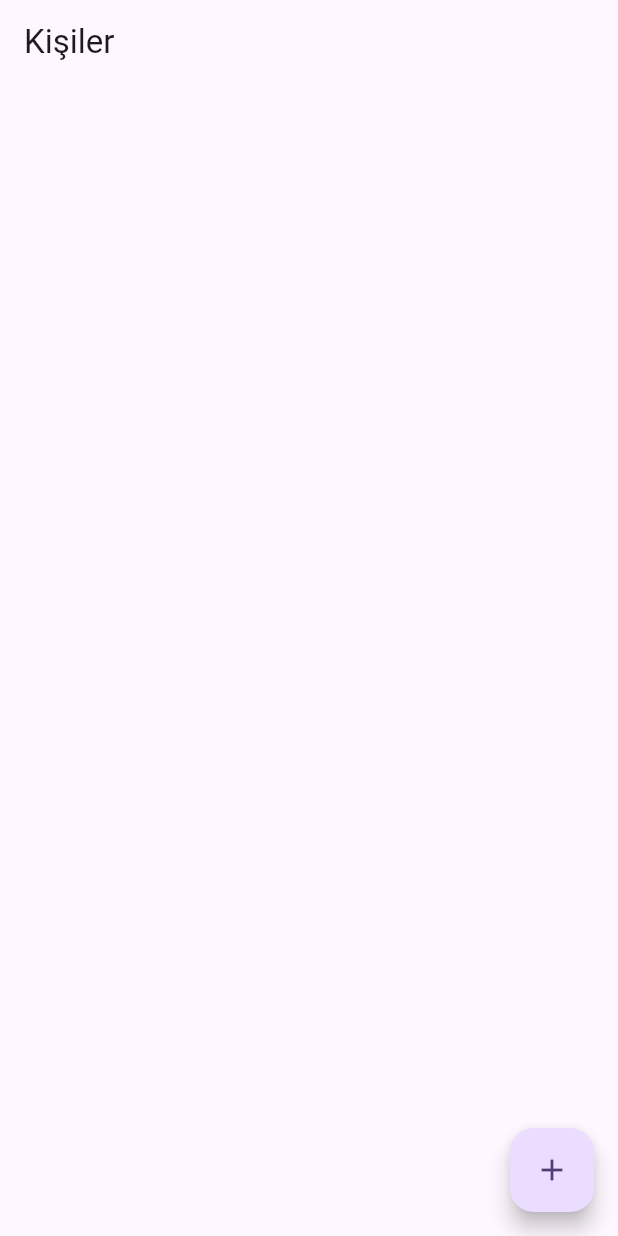
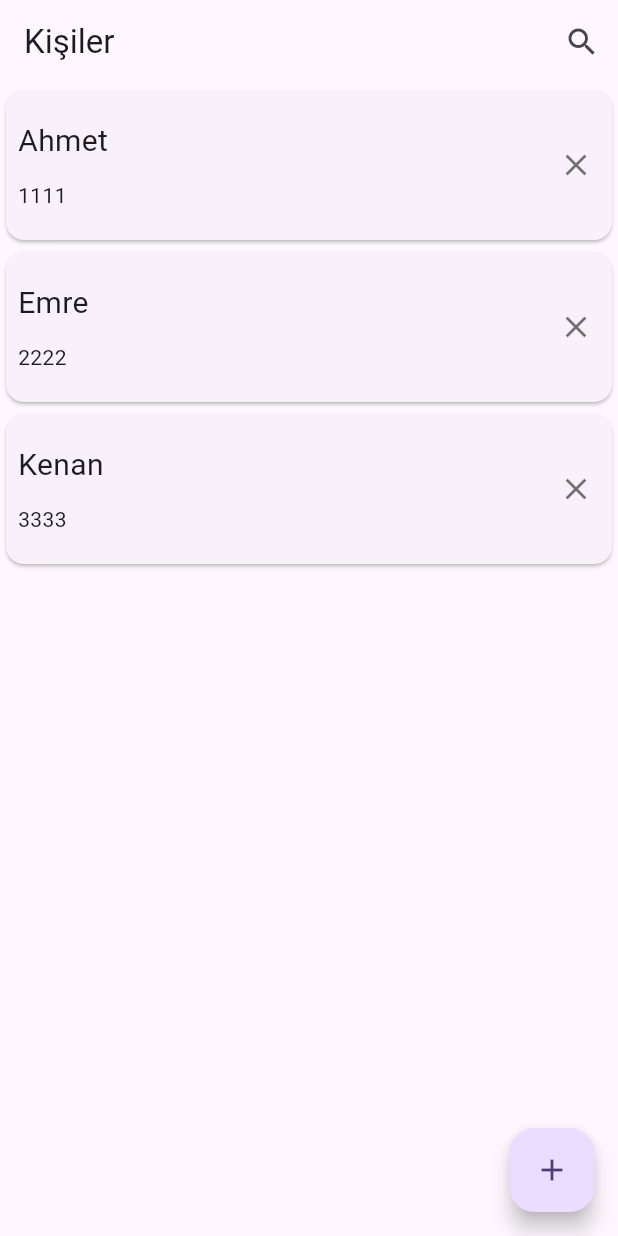
Before and after one commit to emretastekin/kisiler-uygulamasi, a Flutter app: the screen it shows after launch, on a phone screen of 412 x 824 dp. Run offline on Flutter 3.47's test engine with Material 3 defaults, Android fonts, the phone set to English and light mode, and no system bars.

Commit message:
Anasayfa ve detay sayfası değişti

```diff
--- a/kisiler_uygulamasi/lib/ui/views/anasayfa.dart
+++ b/kisiler_uygulamasi/lib/ui/views/anasayfa.dart
@@ -1,4 +1,6 @@
 import 'package:flutter/material.dart';
+import 'package:kisiler_uygulamasi/data/entity/kisiler.dart';
+import 'package:kisiler_uygulamasi/ui/views/detay_sayfa.dart';
 import 'package:kisiler_uygulamasi/ui/views/kayit_sayfa.dart';
 
 class Anasayfa extends StatefulWidget {
@@ -9,17 +11,94 @@ class Anasayfa extends StatefulWidget {
 }
 
 class _AnasayfaState extends State<Anasayfa> {
+  bool aramaYapiliyorMu = false;
+
+  Future<void> ara(String aramaKelimesi) async{
+    print("Kişi Ara : $aramaKelimesi");
+  }
+
+  Future<List<Kisiler>> kisileriYukle() async{
+    var kisilerListesi = <Kisiler>[];
+    var k1 = Kisiler(kisi_id: 1, kisi_ad: "Ahmet", kisi_tel: "1111");
+    var k2 = Kisiler(kisi_id: 2, kisi_ad: "Emre", kisi_tel: "2222");
+    var k3 = Kisiler(kisi_id: 3, kisi_ad: "Kenan", kisi_tel: "3333");
+    kisilerListesi.add(k1);
+    kisilerListesi.add(k2);
+    kisilerListesi.add(k3);
+
+    return kisilerListesi;
+  }
+
+
   @override
   Widget build(BuildContext context) {
     return Scaffold(
-      appBar: AppBar(title: const Text("Kişiler"),),
-      body: const Center(),
+      appBar: AppBar(
+        title: aramaYapiliyorMu ?
+        TextField(
+          decoration: const InputDecoration(hintText: "Ara"),
+          onChanged: (aramaSonucu){
+            ara(aramaSonucu);
+          },
+        ) :
+        const Text("Kişiler"),
+        actions: [
+          aramaYapiliyorMu ?
+          IconButton(onPressed: (){
+            setState(() {
+              aramaYapiliyorMu = false;
+            });
+          }, icon: const Icon(Icons.clear)) :
+          IconButton(onPressed: (){
+            setState(() {
+              aramaYapiliyorMu = true;
+            });
+          }, icon: const Icon(Icons.search))
+        ],
+      ),
+      body: FutureBuilder<List<Kisiler>>(
+        future: kisileriYukle(),
+        builder: (context,snapshot){
+          if(snapshot.hasData){
+            var kisilerListesi = snapshot.data;
+            return ListView.builder(
+              itemCount: kisilerListesi!.length,
+              itemBuilder: (context,indeks){ //0,1,2 (indeksler 0'dan başlar)
+                var kisi = kisilerListesi[indeks];
+                return Card(
+                  child: SizedBox(height: 100,
+                    child: Row(
+                      children: [
+                        Padding(
+                          padding: const EdgeInsets.all(8.0),
+                          child: Column(mainAxisAlignment: MainAxisAlignment.spaceEvenly,
+                            crossAxisAlignment: CrossAxisAlignment.start,
+                            children: [
+                              Text(kisi.kisi_ad, style: const TextStyle(fontSize: 20),),
+                              Text(kisi.kisi_tel),
+                            ],
+                          ),
+                        ),
+                        const Spacer(),
+                        IconButton(onPressed: (){
+
+                        }, icon: const Icon(Icons.clear, color: Colors.black54,))
+                      ],
+                    ),
+                  ),
+                );
+              },
+            );
+          }else{
+            return const Center();
+          }
+        },
+      ),
       floatingActionButton: FloatingActionButton(
         onPressed: (){
           Navigator.push(context, MaterialPageRoute(builder: (context)=> const KayitSayfasi()))
               .then((value){
                 print("Anasayfaya dönüldü");
-
           });
         },
         child: const Icon(Icons.add),
```
Also changed, not shown: kisiler_uygulamasi/lib/ui/views/detay_sayfa.dart (+35 -2 lines).
